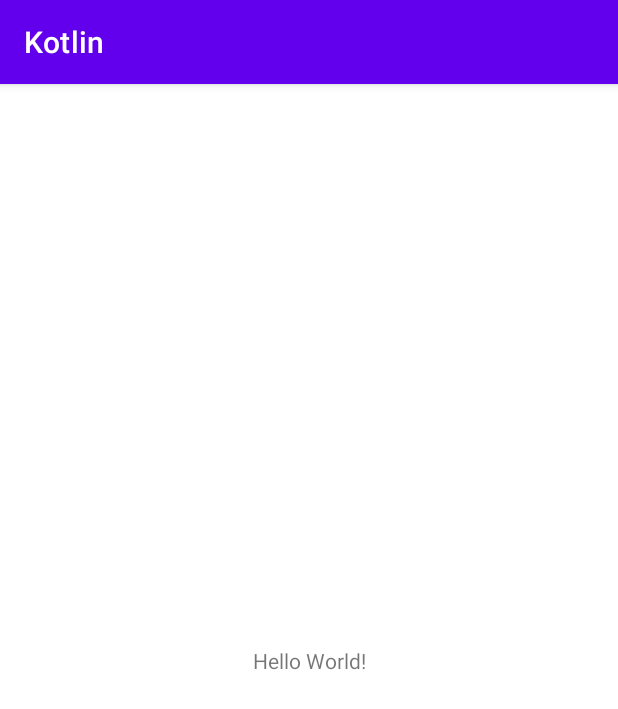
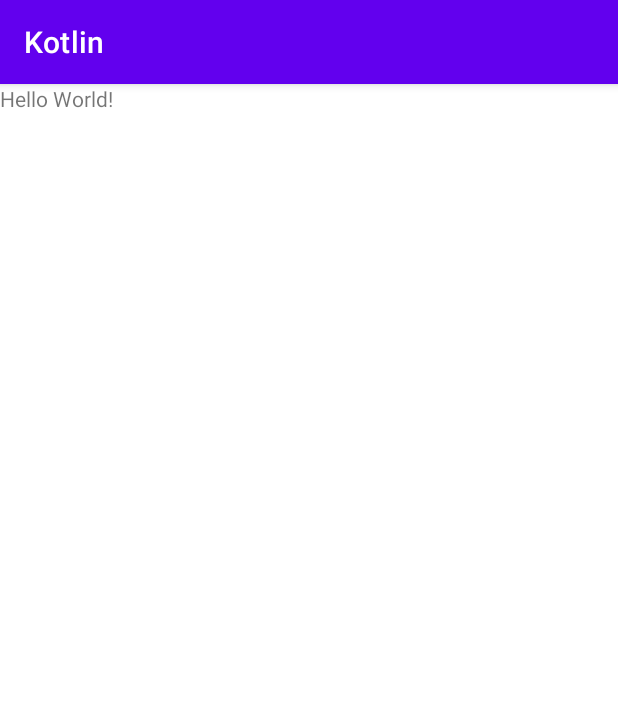
Before and after one commit to explorethecodes/backup-kotlin, an Android app: the screen it shows after launch (MainActivity), on a phone screen of 412 x 824 dp. Shown: the top 709 px of the screen. Run offline under Robolectric (Android 15) with nearby library versions, the phone set to English and light mode, and no system bars.

```diff
--- a/app/build.gradle
+++ b/app/build.gradle
@@ -43,5 +43,7 @@ dependencies {
     androidTestImplementation 'androidx.test.ext:junit:1.1.2'
     androidTestImplementation 'androidx.test.espresso:espresso-core:3.3.0'
 
-    implementation project(":support")
+//    implementation project(":support")
+
+    implementation 'com.github.explorethecodes:kotlin:1.0.0'
 }
--- a/app/src/main/res/layout/activity_main.xml
+++ b/app/src/main/res/layout/activity_main.xml
@@ -1,5 +1,5 @@
 <?xml version="1.0" encoding="utf-8"?>
-<androidx.constraintlayout.widget.ConstraintLayout xmlns:android="http://schemas.android.com/apk/res/android"
+<FrameLayout xmlns:android="http://schemas.android.com/apk/res/android"
     xmlns:app="http://schemas.android.com/apk/res-auto"
     xmlns:tools="http://schemas.android.com/tools"
     android:layout_width="match_parent"
@@ -7,12 +7,9 @@
     tools:context=".MainActivity">
 
     <TextView
+        android:id="@+id/dialog_button"
         android:layout_width="wrap_content"
         android:layout_height="wrap_content"
-        android:text="Hello World!"
-        app:layout_constraintBottom_toBottomOf="parent"
-        app:layout_constraintLeft_toLeftOf="parent"
-        app:layout_constraintRight_toRightOf="parent"
-        app:layout_constraintTop_toTopOf="parent" />
+        android:text="Hello World!"/>
 
-</androidx.constraintlayout.widget.ConstraintLayout>
+</FrameLayout>
--- a/build.gradle
+++ b/build.gradle
@@ -22,6 +22,7 @@ allprojects {
         maven {
             url "https://highsoft.bintray.com/Highcharts"
         }
+        maven { url 'https://jitpack.io' }
     }
 }
 
--- a/support/build.gradle
+++ b/support/build.gradle
@@ -3,6 +3,7 @@ plugins {
     id 'kotlin-android'
     id 'kotlin-android-extensions'
     id 'kotlin-kapt'
+    id 'maven'
 }
 
 android {
```
Also changed, not shown: gradle/wrapper/gradle-wrapper.properties.
